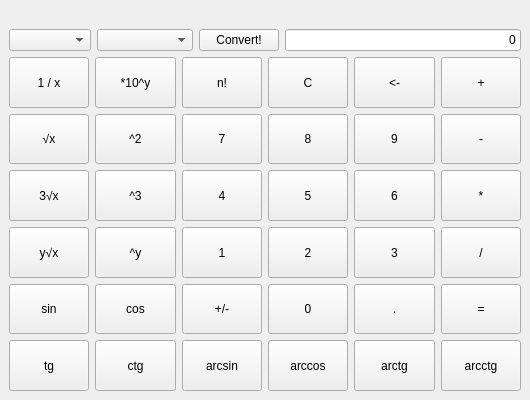
This is MainWindow.ui in lopolen/CarcCore as Qt 5 draws it before an edit. The edited form follows.
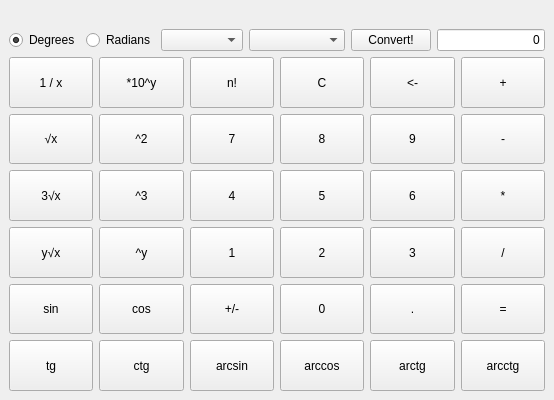
This is the edited form.

Commit message: Added sin cos and etc. Added ragians and degrees radiobuttons.

The edit to the form file:
```diff
--- a/MainWindow.ui
+++ b/MainWindow.ui
@@ -39,6 +39,38 @@
     </item>
     <item>
      <layout class="QHBoxLayout" name="horizontalLayout">
+      <item>
+       <widget class="QRadioButton" name="rb_degrees">
+        <property name="sizePolicy">
+         <sizepolicy hsizetype="Maximum" vsizetype="Fixed">
+          <horstretch>0</horstretch>
+          <verstretch>0</verstretch>
+         </sizepolicy>
+        </property>
+        <property name="text">
+         <string>Degrees</string>
+        </property>
+        <property name="checked">
+         <bool>true</bool>
+        </property>
+       </widget>
+      </item>
+      <item>
+       <widget class="QRadioButton" name="rb_radians">
+        <property name="sizePolicy">
+         <sizepolicy hsizetype="Maximum" vsizetype="Fixed">
+          <horstretch>0</horstretch>
+          <verstretch>0</verstretch>
+         </sizepolicy>
+        </property>
+        <property name="text">
+         <string>Radians</string>
+        </property>
+        <property name="checked">
+         <bool>false</bool>
+        </property>
+       </widget>
+      </item>
       <item>
        <widget class="QComboBox" name="cb_entry_unit">
         <property name="sizePolicy">
@@ -231,7 +263,7 @@
        </widget>
       </item>
       <item row="5" column="5">
-       <widget class="QPushButton" name="btn_arcctg_2">
+       <widget class="QPushButton" name="btn_arcctg">
         <property name="sizePolicy">
          <sizepolicy hsizetype="Minimum" vsizetype="Expanding">
           <horstretch>0</horstretch>
@@ -395,7 +427,7 @@
        </widget>
       </item>
       <item row="5" column="4">
-       <widget class="QPushButton" name="btn_arcctg">
+       <widget class="QPushButton" name="btn_arctg">
         <property name="sizePolicy">
          <sizepolicy hsizetype="Minimum" vsizetype="Expanding">
           <horstretch>0</horstretch>
```
The commit also changes 2 other files.
